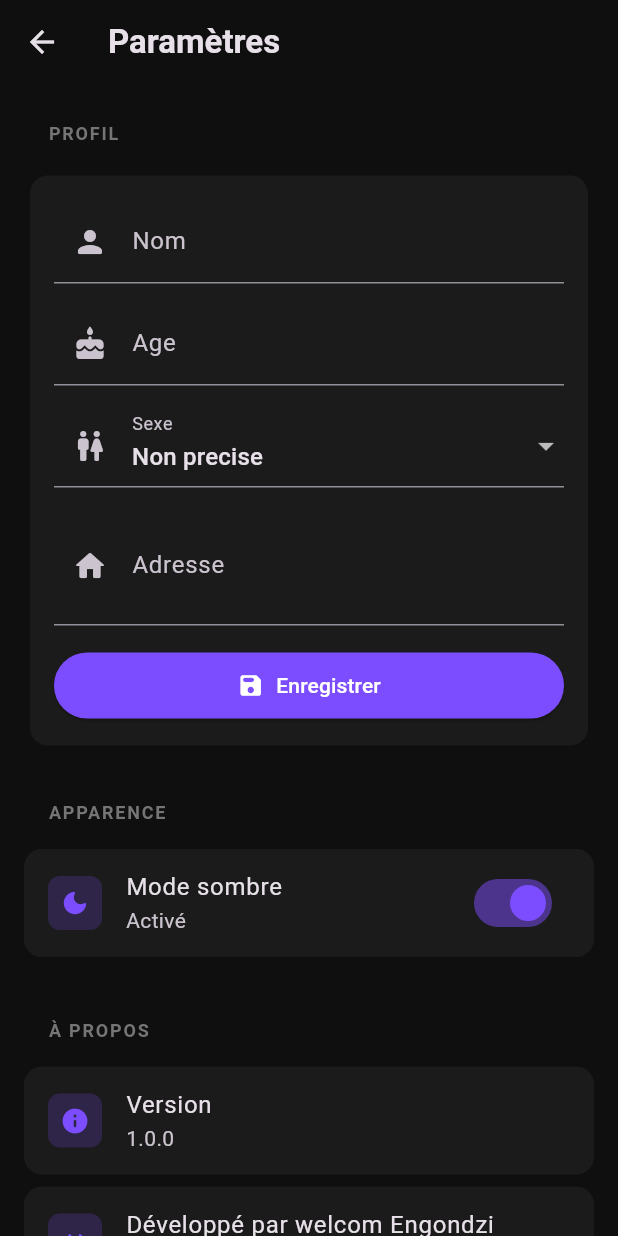
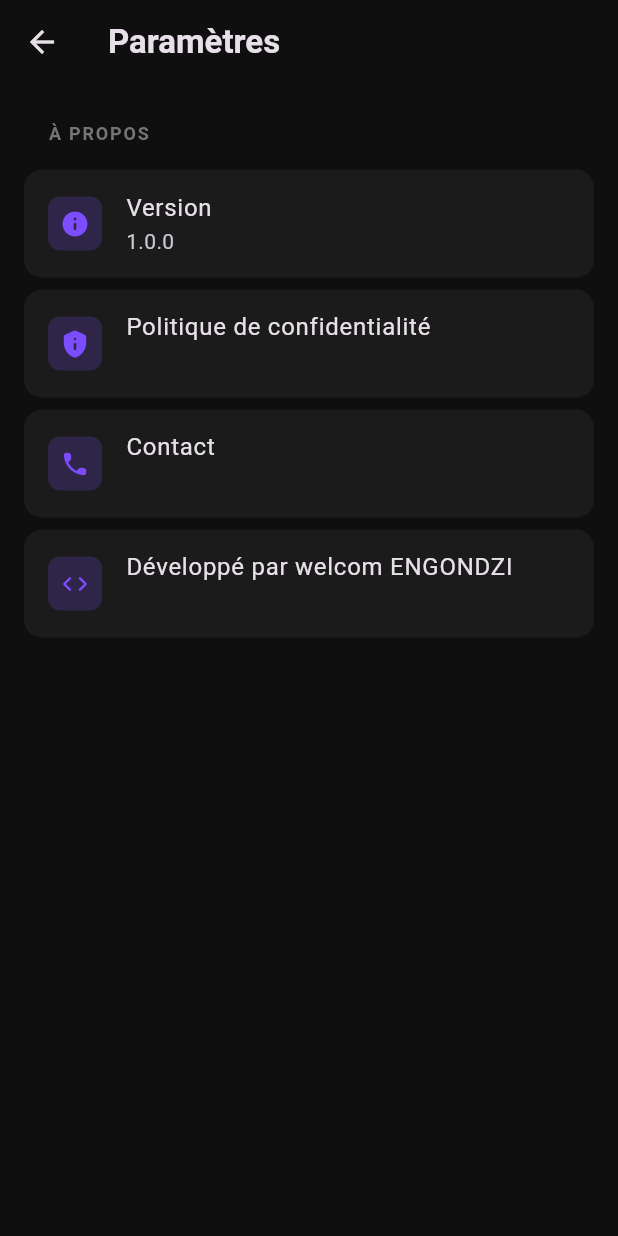
Before and after one commit to welcom-fresnel/sessame, a Flutter app: the screen it shows after launch, after a tap on "Commencer", after a tap on the "settings" icon, on a phone screen of 412 x 824 dp. Run offline on Flutter 3.47's test engine with Material 3 defaults, Android fonts, the phone set to English and light mode, and no system bars; our stand-ins replace animate_do, firebase_analytics, firebase_core, fl_chart, flutter_dotenv, flutter_local_notifications and 6 more; missing offline and left inert: wolt_modal_sheet; accounts and stored records are empty.

Commit message:
avec moin d'info

```diff
--- a/lib/main.dart
+++ b/lib/main.dart
@@ -1,6 +1,9 @@
 import 'package:flutter/material.dart';
 import 'package:provider/provider.dart';
 import 'package:flutter_localizations/flutter_localizations.dart';
+import 'package:firebase_core/firebase_core.dart';
+import 'package:firebase_analytics/firebase_analytics.dart';
+import 'package:firebase_analytics/observer.dart';
 import 'services/database_factory_initializer.dart';
 import 'providers/project_provider.dart';
 import 'providers/conversation_provider.dart';
@@ -9,6 +12,13 @@ import 'screens/splash_screen.dart'; // Importation du SplashScreen
 
 void main() async {
   WidgetsFlutterBinding.ensureInitialized();
+  try {
+    await Firebase.initializeApp();
+    await FirebaseAnalytics.instance.setAnalyticsCollectionEnabled(true);
+  } catch (e) {
+    // If Firebase isn't configured for a platform, keep the app running.
+    print('⚠️ Firebase init skipped: $e');
+  }
   await initializeDatabaseFactory();
   runApp(const MyApp());
 }
@@ -49,6 +59,7 @@ class MyApp extends StatelessWidget {
           return MaterialApp(
             title: 'Sessame - Suivi de Projets',
             debugShowCheckedModeBanner: false,
+            navigatorObservers: [FirebaseAnalyticsObserver(analytics: FirebaseAnalytics.instance)],
             themeMode: themeProvider.themeMode,
             theme: ThemeData(
               colorScheme: ColorScheme.fromSeed(
--- a/lib/screens/settings_screen.dart
+++ b/lib/screens/settings_screen.dart
@@ -74,28 +74,10 @@ class _SettingsScreenState extends State<SettingsScreen> {
         padding: const EdgeInsets.all(16),
         children: [
           // Section Profil
-          _buildSectionHeader('Profil'),
-          const SizedBox(height: 8),
-          _buildProfileCard(context),
-          const SizedBox(height: 24),
-
-          // Section Apparence
-          _buildSectionHeader('Apparence'),
-          const SizedBox(height: 8),
-          _buildSettingTile(
-            context,
-            icon: Icons.dark_mode_rounded,
-            title: 'Mode sombre',
-            subtitle: isDark ? 'Activé' : 'Désactivé',
-            trailing: Switch(
-              value: isDark,
-              onChanged: (value) {
-                themeProvider.toggleTheme();
-              },
-              activeColor: Colors.deepPurpleAccent,
-            ),
-          ),
-          const SizedBox(height: 24),
+          // _buildSectionHeader('Profil'),
+          // const SizedBox(height: 8),
+          // _buildProfileCard(context),
+          // const SizedBox(height: 24),
 
           // Section À propos
           _buildSectionHeader('À propos'),
@@ -109,9 +91,23 @@ class _SettingsScreenState extends State<SettingsScreen> {
           ),
           _buildSettingTile(
             context,
+            icon: Icons.privacy_tip_rounded,
+            title: 'Politique de confidentialité',
+            subtitle: '',
+            onTap: null,
+          ),
+          _buildSettingTile(
+            context,
+            icon: Icons.phone_rounded,
+            title: 'Contact',
+            subtitle: '',
+            onTap: null,
+          ),
+          _buildSettingTile(
+            context,
             icon: Icons.code_rounded,
-            title: 'Développé par welcom Engondzi',
-            subtitle: '🫰🫰🫰',
+            title: 'Développé par welcom ENGONDZI',
+            subtitle: '',
             onTap: null,
           ),
         ],
--- a/lib/screens/splash_screen.dart
+++ b/lib/screens/splash_screen.dart
@@ -66,45 +66,13 @@ class _SplashScreenState extends State<SplashScreen> {
                         duration: const Duration(milliseconds: 1200),
                         child: FadeInDown(
                           duration: const Duration(milliseconds: 900),
-                          child: Hero(
-                            tag: 'logo',
-                            child: Container(
-                              width: 220,
-                              height: 220,
-                              decoration: BoxDecoration(
-                                shape: BoxShape.circle,
-                                gradient: const LinearGradient(
-                                  colors: [
-                                    Color(0xFF5B2EFF),
-                                    Color(0xFF9B4DFF),
-                                  ],
-                                  begin: Alignment.topLeft,
-                                  end: Alignment.bottomRight,
-                                ),
-                                boxShadow: [
-                                  BoxShadow(
-                                    color: const Color(0xFF5B2EFF)
-                                        .withValues(alpha: 0.4),
-                                    blurRadius: 30,
-                                    offset: const Offset(0, 18),
-                                  ),
-                                ],
-                              ),
-                              child: Center(
-                                child: Image.asset(
-                                  'assets/images/icon.png',
-                                  width: 120,
-                                  errorBuilder: (context, error, stackTrace) =>
-                                      const Icon(
-                                    Icons.auto_awesome,
-                                    size: 90,
-                                    color: Colors.white,
-                                  ),
-                                ),
-                              ),
+                          child:
+                            Image.asset(
+                              'assets/images/png',
+                              width: 120,
+                              height: 120,
                             ),
                           ),
-                        ),
                       ),
                     ),
                   ),
--- a/pubspec.yaml
+++ b/pubspec.yaml
@@ -76,6 +76,9 @@ dependencies:
   # Image picker pour les photos
   image_picker: ^1.0.7
 
+  # Analytics (Firebase)
+  firebase_core: any
+  firebase_analytics: any
 
 
 
```
Also changed, not shown: lib/screens/add_project_screen.dart (+5 -5 lines), assets/images/image.png (added), pubspec.lock, 6 other files.
